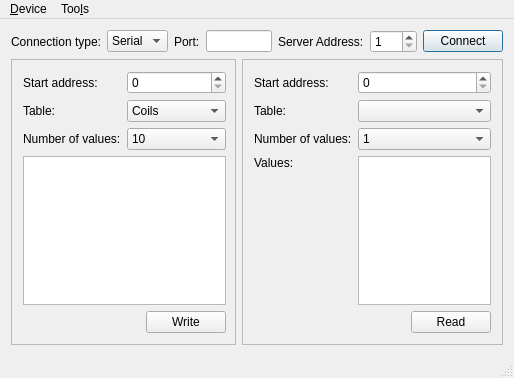
The window that examples/serialbus/modbus/master/mainwindow.ui (qt/qtserialbus) describes before a commit, drawn with Qt 5.
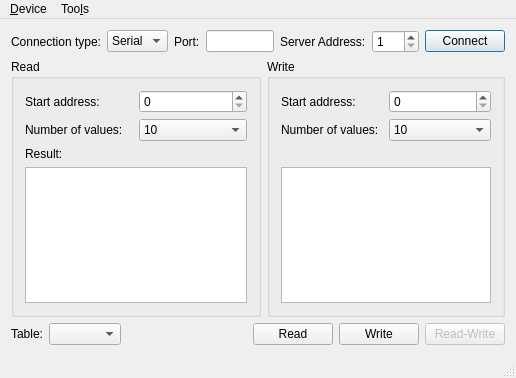
The same window after the commit. Icons and pictures are not drawn.

Commit message: Resolve TODO, implement read/write multiple register.

What changed in the file:
```diff
--- a/examples/serialbus/modbus/master/mainwindow.ui
+++ b/examples/serialbus/modbus/master/mainwindow.ui
@@ -6,7 +6,7 @@
    <rect>
     <x>0</x>
     <y>0</y>
-    <width>514</width>
+    <width>516</width>
     <height>378</height>
    </rect>
   </property>
@@ -20,8 +20,8 @@
    <string>Modbus Master Example</string>
   </property>
   <widget class="QWidget" name="centralWidget">
-   <layout class="QGridLayout" name="gridLayout_4">
-    <item row="0" column="0">
+   <layout class="QVBoxLayout" name="verticalLayout">
+    <item>
      <layout class="QGridLayout" name="gridLayout">
       <item row="0" column="5">
        <widget class="QLabel" name="label_27">
@@ -133,343 +133,302 @@
       </item>
      </layout>
     </item>
-    <item row="1" column="0">
-     <layout class="QHBoxLayout" name="horizontalLayout_5" stretch="0,0">
+    <item>
+     <layout class="QHBoxLayout" name="horizontalLayout_2">
       <item>
-       <widget class="QFrame" name="frame">
-        <property name="minimumSize">
-         <size>
-          <width>225</width>
-          <height>0</height>
-         </size>
-        </property>
-        <property name="frameShape">
-         <enum>QFrame::StyledPanel</enum>
-        </property>
-        <property name="frameShadow">
-         <enum>QFrame::Plain</enum>
-        </property>
-        <layout class="QHBoxLayout" name="horizontalLayout_3" stretch="0">
-         <property name="rightMargin">
-          <number>9</number>
-         </property>
-         <item>
-          <layout class="QGridLayout" name="gridLayout_2">
-           <item row="0" column="0">
-            <widget class="QLabel" name="label_7">
-             <property name="text">
-              <string>Start address:</string>
-             </property>
-            </widget>
-           </item>
-           <item row="4" column="1">
-            <layout class="QHBoxLayout" name="horizontalLayout_2">
-             <item>
-              <spacer name="horizontalSpacer_3">
-               <property name="orientation">
-                <enum>Qt::Horizontal</enum>
-               </property>
-               <property name="sizeHint" stdset="0">
-                <size>
-                 <width>40</width>
-                 <height>20</height>
-                </size>
-               </property>
-              </spacer>
-             </item>
-             <item>
-              <widget class="QPushButton" name="writeButton">
-               <property name="text">
-                <string>Write</string>
-               </property>
-              </widget>
-             </item>
-            </layout>
-           </item>
-           <item row="2" column="0">
-            <widget class="QLabel" name="label_8">
-             <property name="text">
-              <string>Number of values:</string>
-             </property>
-            </widget>
-           </item>
-           <item row="1" column="0">
-            <widget class="QLabel" name="label_6">
-             <property name="text">
-              <string>Table:</string>
-             </property>
-            </widget>
-           </item>
-           <item row="1" column="1">
-            <widget class="QComboBox" name="writeTable">
-             <item>
-              <property name="text">
-               <string>Coils</string>
-              </property>
-             </item>
-             <item>
-              <property name="text">
-               <string>Holding Registers</string>
-              </property>
-             </item>
-            </widget>
-           </item>
-           <item row="0" column="1">
-            <widget class="QSpinBox" name="writeAddress">
-             <property name="maximum">
-              <number>9</number>
-             </property>
-            </widget>
-           </item>
-           <item row="2" column="1">
-            <widget class="QComboBox" name="writeSize">
-             <property name="currentIndex">
-              <number>9</number>
-             </property>
-             <item>
-              <property name="text">
-               <string>1</string>
-              </property>
-             </item>
-             <item>
-              <property name="text">
-               <string>2</string>
-              </property>
-             </item>
-             <item>
-              <property name="text">
-               <string>3</string>
-              </property>
-             </item>
-             <item>
-              <property name="text">
-               <string>4</string>
-              </property>
-             </item>
-             <item>
-              <property name="text">
-               <string>5</string>
-              </property>
-             </item>
-             <item>
-              <property name="text">
-               <string>6</string>
-              </property>
-             </item>
-             <item>
-              <property name="text">
-               <string>7</string>
-              </property>
-             </item>
-             <item>
-              <property name="text">
-               <string>8</string>
-              </property>
-             </item>
-             <item>
-              <property name="text">
-               <string>9</string>
-              </property>
-             </item>
-             <item>
-              <property name="text">
-               <string>10</string>
-              </property>
-             </item>
-            </widget>
-           </item>
-           <item row="3" column="0" colspan="2">
-            <widget class="QTreeView" name="writeValueTable">
-             <property name="showDropIndicator" stdset="0">
-              <bool>true</bool>
-             </property>
-             <property name="alternatingRowColors">
-              <bool>true</bool>
-             </property>
-             <property name="rootIsDecorated">
-              <bool>false</bool>
-             </property>
-             <property name="uniformRowHeights">
-              <bool>true</bool>
-             </property>
-             <property name="itemsExpandable">
-              <bool>false</bool>
-             </property>
-             <property name="expandsOnDoubleClick">
-              <bool>false</bool>
-             </property>
-             <attribute name="headerVisible">
-              <bool>true</bool>
-             </attribute>
-            </widget>
-           </item>
-          </layout>
-         </item>
-        </layout>
-       </widget>
-      </item>
-      <item>
-       <widget class="QFrame" name="frame_2">
+       <widget class="QGroupBox" name="groupBox_2">
         <property name="minimumSize">
          <size>
           <width>250</width>
           <height>0</height>
          </size>
         </property>
-        <property name="frameShape">
-         <enum>QFrame::StyledPanel</enum>
+        <property name="title">
+         <string>Read</string>
         </property>
-        <property name="frameShadow">
-         <enum>QFrame::Plain</enum>
+        <layout class="QGridLayout" name="gridLayout_3">
+         <item row="0" column="0">
+          <widget class="QLabel" name="label_4">
+           <property name="text">
+            <string>Start address:</string>
+           </property>
+          </widget>
+         </item>
+         <item row="0" column="1">
+          <widget class="QSpinBox" name="readAddress">
+           <property name="maximum">
+            <number>9</number>
+           </property>
+          </widget>
+         </item>
+         <item row="1" column="0">
+          <widget class="QLabel" name="label_5">
+           <property name="text">
+            <string>Number of values:</string>
+           </property>
+          </widget>
+         </item>
+         <item row="1" column="1">
+          <widget class="QComboBox" name="readSize">
+           <property name="currentIndex">
+            <number>9</number>
+           </property>
+           <item>
+            <property name="text">
+             <string>1</string>
+            </property>
+           </item>
+           <item>
+            <property name="text">
+             <string>2</string>
+            </property>
+           </item>
+           <item>
+            <property name="text">
+             <string>3</string>
+            </property>
+           </item>
+           <item>
+            <property name="text">
+             <string>4</string>
+            </property>
+           </item>
+           <item>
+            <property name="text">
+             <string>5</string>
+            </property>
+           </item>
+           <item>
+            <property name="text">
+             <string>6</string>
+            </property>
+           </item>
+           <item>
+            <property name="text">
+             <string>7</string>
+            </property>
+           </item>
+           <item>
+            <property name="text">
+             <string>8</string>
+            </property>
+           </item>
+           <item>
+            <property name="text">
+             <string>9</string>
+            </property>
+           </item>
+           <item>
+            <property name="text">
+             <string>10</string>
+            </property>
+           </item>
+          </widget>
+         </item>
+         <item row="2" column="0">
+          <widget class="QLabel" name="label_9">
+           <property name="text">
+            <string>Result:</string>
+           </property>
+          </widget>
+         </item>
+         <item row="3" column="0" colspan="2">
+          <widget class="QListWidget" name="readValue">
+           <property name="minimumSize">
+            <size>
+             <width>0</width>
+             <height>0</height>
+            </size>
+           </property>
+          </widget>
+         </item>
+        </layout>
+       </widget>
+      </item>
+      <item>
+       <widget class="QGroupBox" name="writeGroupBox">
+        <property name="minimumSize">
+         <size>
+          <width>225</width>
+          <height>0</height>
+         </size>
         </property>
-        <layout class="QHBoxLayout" name="horizontalLayout_4">
-         <item>
-          <layout class="QGridLayout" name="gridLayout_3">
-           <item row="3" column="0">
-            <widget class="QLabel" name="label_9">
-             <property name="text">
-              <string>Values:</string>
-             </property>
-            </widget>
+        <property name="title">
+         <string>Write</string>
+        </property>
+        <layout class="QGridLayout" name="gridLayout_2">
+         <item row="0" column="0">
+          <widget class="QLabel" name="label_7">
+           <property name="text">
+            <string>Start address:</string>
+           </property>
+          </widget>
+         </item>
+         <item row="3" column="0" colspan="2">
+          <widget class="QTreeView" name="writeValueTable">
+           <property name="showDropIndicator" stdset="0">
+            <bool>true</bool>
+           </property>
+           <property name="alternatingRowColors">
+            <bool>true</bool>
+           </property>
+           <property name="rootIsDecorated">
+            <bool>false</bool>
+           </property>
+           <property name="uniformRowHeights">
+            <bool>true</bool>
+           </property>
+           <property name="itemsExpandable">
+            <bool>false</bool>
+           </property>
+           <property name="expandsOnDoubleClick">
+            <bool>false</bool>
+           </property>
+           <attribute name="headerVisible">
+            <bool>true</bool>
+           </attribute>
+          </widget>
+         </item>
+         <item row="0" column="1">
+          <widget class="QSpinBox" name="writeAddress">
+           <property name="maximum">
+            <number>9</number>
+           </property>
+          </widget>
+         </item>
+         <item row="1" column="0">
+          <widget class="QLabel" name="label_8">
+           <property name="text">
+            <string>Number of values:</string>
+           </property>
+          </widget>
+         </item>
+         <item row="1" column="1">
+          <widget class="QComboBox" name="writeSize">
+           <property name="currentIndex">
+            <number>9</number>
+           </property>
+           <item>
+            <property name="text">
+             <string>1</string>
+            </property>
            </item>
-           <item row="4" column="0">
-            <spacer name="verticalSpacer_2">
-             <property name="orientation">
-              <enum>Qt::Vertical</enum>
-             </property>
-             <property name="sizeHint" stdset="0">
-              <size>
-               <width>20</width>
-               <height>40</height>
-              </size>
-             </property>
-            </spacer>
+           <item>
+            <property name="text">
+             <string>2</string>
+            </property>
            </item>
-           <item row="2" column="0">
-            <widget class="QLabel" name="label_5">
-             <property name="text">
-              <string>Number of values:</string>
-             </property>
-            </widget>
+           <item>
+            <property name="text">
+             <string>3</string>
+            </property>
            </item>
-           <item row="3" column="1" rowspan="2">
-            <widget class="QListWidget" name="readValue"/>
+           <item>
+            <property name="text">
+             <string>4</string>
+            </property>
            </item>
-           <item row="1" column="0">
-            <widget class="QLabel" name="label_3">
-             <property name="text">
-              <string>Table:</string>
-             </property>
-            </widget>
+           <item>
+            <property name="text">
+             <string>5</string>
+            </property>
            </item>
-           <item row="1" column="1">
-            <widget class="QComboBox" name="readTable"/>
+           <item>
+            <property name="text">
+             <string>6</string>
+            </property>
            </item>
-           <item row="0" column="1">
-            <widget class="QSpinBox" name="readAddress">
-             <property name="maximum">
-              <number>9</number>
-             </property>
-            </widget>
+           <item>
+            <property name="text">
+             <string>7</string>
+            </property>
            </item>
-           <item row="0" column="0">
-            <widget class="QLabel" name="label_4">
-             <property name="text">
-              <string>Start address:</string>
-             </property>
-            </widget>
+           <item>
+            <property name="text">
+             <string>8</string>
+            </property>
            </item>
-           <item row="2" column="1">
-            <widget class="QComboBox" name="readSize">
-             <item>
-              <property name="text">
-               <string>1</string>
-              </property>
-             </item>
-             <item>
-              <property name="text">
-               <string>2</string>
-              </property>
-             </item>
-             <item>
-              <property name="text">
-               <string>3</string>
-              </property>
-             </item>
-             <item>
-              <property name="text">
-               <string>4</string>
-              </property>
-             </item>
-             <item>
-              <property name="text">
-               <string>5</string>
-              </property>
-             </item>
-             <item>
-              <property name="text">
-               <string>6</string>
-              </property>
-             </item>
-             <item>
-              <property name="text">
-               <string>7</string>
-              </property>
-             </item>
-             <item>
-              <property name="text">
-               <string>8</string>
-              </property>
-             </item>
-             <item>
-              <property name="text">
-               <string>9</string>
-              </property>
-             </item>
-             <item>
-              <property name="text">
-               <string>10</string>
-              </property>
-             </item>
-            </widget>
+           <item>
+            <property name="text">
+             <string>9</string>
+            </property>
            </item>
-           <item row="5" column="1">
-            <layout class="QHBoxLayout" name="horizontalLayout">
-             <item>
-              <spacer name="horizontalSpacer_2">
-               <property name="orientation">
-                <enum>Qt::Horizontal</enum>
-               </property>
-               <property name="sizeHint" stdset="0">
-                <size>
-                 <width>40</width>
-                 <height>20</height>
-                </size>
-               </property>
-              </spacer>
-             </item>
-             <item>
-              <widget class="QPushButton" name="readButton">
-               <property name="sizePolicy">
-                <sizepolicy hsizetype="Maximum" vsizetype="Fixed">
-                 <horstretch>0</horstretch>
-                 <verstretch>0</verstretch>
-                </sizepolicy>
-               </property>
-               <property name="text">
-                <string>Read</string>
-               </property>
-              </widget>
-             </item>
-            </layout>
+           <item>
+            <property name="text">
+             <string>10</string>
+            </property>
            </item>
-          </layout>
+          </widget>
          </item>
+         <item row="2" column="0">
+          <widget class="QLabel" name="label_3">
+           <property name="text">
+            <string/>
+           </property>
+          </widget>
+         </item>
         </layout>
        </widget>
       </item>
      </layout>
     </item>
+    <item>
+     <layout class="QHBoxLayout" name="horizontalLayout">
+      <item>
+       <widget class="QLabel" name="label_6">
+        <property name="text">
+         <string>Table:</string>
+        </property>
+       </widget>
+      </item>
+      <item>
+       <widget class="QComboBox" name="writeTable"/>
+      </item>
+      <item>
+       <spacer name="horizontalSpacer_2">
+        <property name="orientation">
+         <enum>Qt::Horizontal</enum>
+        </property>
+        <property name="sizeHint" stdset="0">
+         <size>
+          <width>13</width>
+          <height>17</height>
+         </size>
+        </property>
+       </spacer>
+      </item>
+      <item>
+       <widget class="QPushButton" name="readButton">
+        <property name="sizePolicy">
+         <sizepolicy hsizetype="Maximum" vsizetype="Fixed">
+          <horstretch>0</horstretch>
+          <verstretch>0</verstretch>
+         </sizepolicy>
+        </property>
+        <property name="text">
+         <string>Read</string>
+        </property>
+       </widget>
+      </item>
+      <item>
+       <widget class="QPushButton" name="writeButton">
+        <property name="text">
+         <string>Write</string>
+        </property>
+       </widget>
+      </item>
+      <item>
+       <widget class="QPushButton" name="readWriteButton">
+        <property name="enabled">
+         <bool>false</bool>
+        </property>
+        <property name="text">
+         <string>Read-Write</string>
+        </property>
+       </widget>
+      </item>
+     </layout>
+    </item>
    </layout>
   </widget>
   <widget class="QStatusBar" name="statusBar"/>
@@ -478,7 +437,7 @@
     <rect>
      <x>0</x>
      <y>0</y>
-     <width>514</width>
+     <width>516</width>
      <height>21</height>
     </rect>
    </property>
```
Left out of the diff: 12 changed lines with no effect on the pictures. The commit also changes 2 other files.
